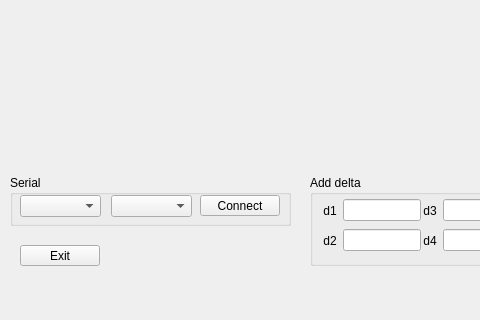
First picture: the form in mainwindow.ui, repository MaxSoloAT/AACARDIO, before the edit; both pictures show x 0 to 480 and y 515 to 835 of the 1292 by 835 pixel window.
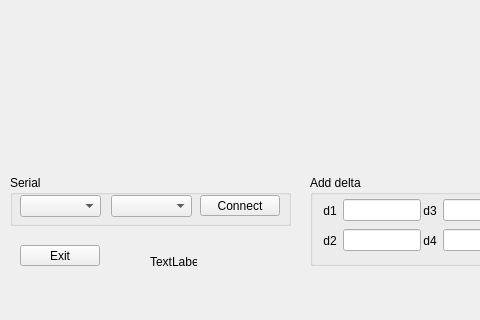
Second picture: the form after the edit. Custom widgets are drawn as their Qt base class.

Diff of the .ui file:
```diff
--- a/mainwindow.ui
+++ b/mainwindow.ui
@@ -297,6 +297,19 @@
      <string>Exit</string>
     </property>
    </widget>
+   <widget class="QLabel" name="label_9">
+    <property name="geometry">
+     <rect>
+      <x>150</x>
+      <y>770</y>
+      <width>47</width>
+      <height>13</height>
+     </rect>
+    </property>
+    <property name="text">
+     <string>TextLabel</string>
+    </property>
+   </widget>
   </widget>
   <widget class="QMenuBar" name="menubar">
    <property name="geometry">
```
